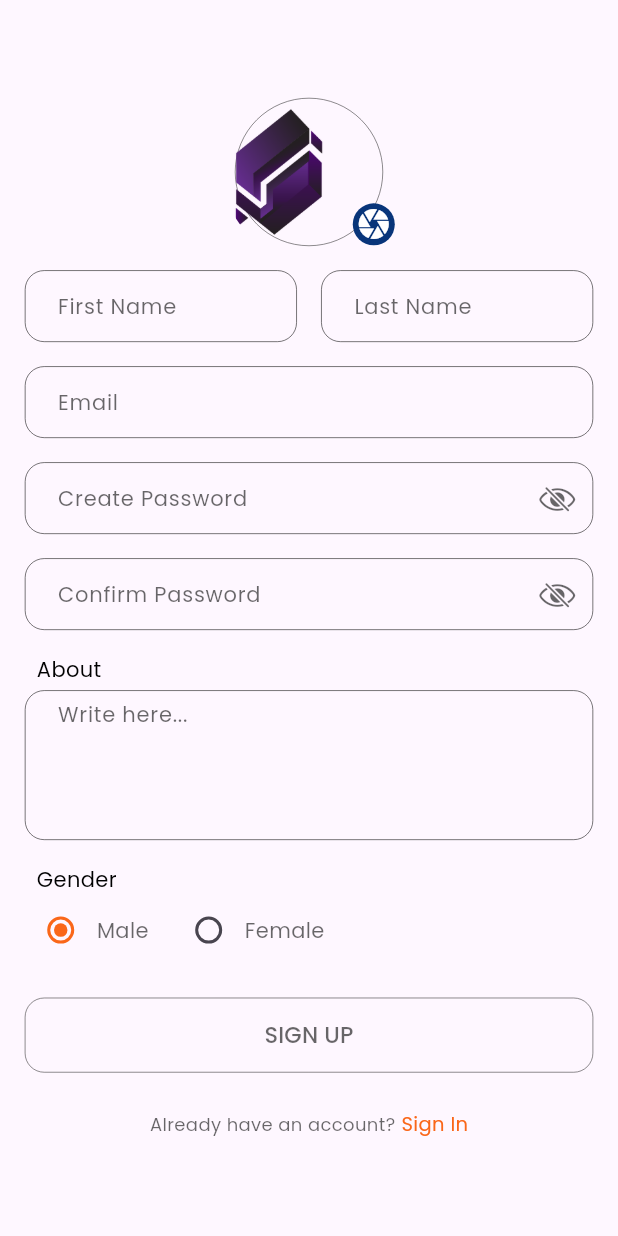
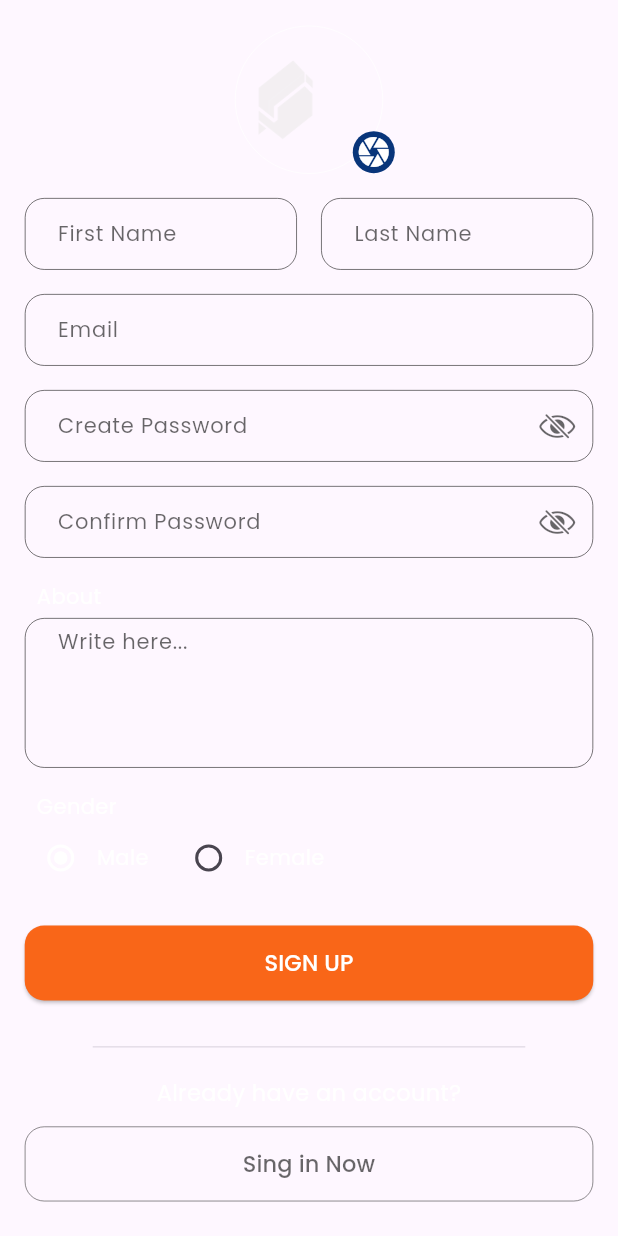
Before and after one commit to Waqas0321/Personal-AI-Life-Assistant, a Flutter app: the SignUpScreen screen opened by its route, on a phone screen of 412 x 824 dp. Run offline on Flutter 3.47's test engine with Material 3 defaults, Android fonts, the light colour scheme and no system bars; our stand-ins replace cloud_firestore, firebase_auth, firebase_core, firebase_storage, fluttertoast, gap and 5 more; accounts and stored records are empty.

Commit message:
Autnetication updated

```diff
--- /dev/null
+++ b/lib/data/models/user_model.dart
@@ -0,0 +1,55 @@
+class UserModel {
+  String firstName;
+  String? userID;
+  String lastName;
+  String email;
+  String about;
+  String selectedGender;
+  String? imagePath;
+  List<String>? friends;
+  List<String>? sendRequests;
+  List<String>? receivedRequests;
+
+  UserModel({
+    required this.firstName,
+    this.userID,
+    this.friends,
+    this.sendRequests,
+    this.receivedRequests,
+    required this.lastName,
+    required this.email,
+    required this.about,
+    required this.selectedGender,
+    this.imagePath,
+  });
+
+  factory UserModel.fromJson(Map<String, dynamic> json) {
+    return UserModel(
+      firstName: json['firstName'] ?? '',
+      userID: json['userId'] ?? '',
+      lastName: json['lastName'] ?? '',
+      friends: (json['friends'] as List<dynamic>?)?.map((e) => e.toString()).toList(),
+      sendRequests: (json['sendRequests'] as List<dynamic>?)?.map((e) => e.toString()).toList(),
+      receivedRequests: (json['receivedRequests'] as List<dynamic>?)?.map((e) => e.toString()).toList(),
+      email: json['email'] ?? '',
+      about: json['about'] ?? '',
+      selectedGender: json['selectedGender'] ?? 'Male',
+      imagePath: json['imagePath'],
+    );
+  }
+
+  Map<String, dynamic> toJson() {
+    return {
+      'firstName': firstName,
+      'userId': userID,
+      'lastName': lastName,
+      'receivedRequests': receivedRequests,
+      'sendRequests': sendRequests,
+      'friends': friends,
+      'email': email,
+      'about': about,
+      'selectedGender': selectedGender,
+      'imagePath': imagePath,
+    };
+  }
+}
--- /dev/null
+++ b/lib/data/providers/firebase_storage.dart
@@ -0,0 +1,24 @@
+import 'dart:developer';
+import 'dart:io';
+import 'package:firebase_storage/firebase_storage.dart';
+import 'package:get/get.dart';
+
+class StorageRepository {
+  final FirebaseStorage storage = FirebaseStorage.instance;
+  RxString imageUrl = ''.obs;
+
+  Future<void> uploadImage(File image) async {
+    try {
+      String fileName = DateTime.now().millisecondsSinceEpoch.toString();
+      Reference ref = storage.ref().child("tellMe_uploads/$fileName.jpg");
+
+      UploadTask uploadTask = ref.putFile(image);
+      TaskSnapshot snapshot = await uploadTask;
+      String url = await snapshot.ref.getDownloadURL();
+      imageUrl.value = url;
+      log("Image uploaded successfully: $url");
+    } catch (e) {
+      log("Upload failed: $e");
+    }
+  }
+}
--- a/lib/faetures/auth/sign_up/view/sign_up_screen.dart
+++ b/lib/faetures/auth/sign_up/view/sign_up_screen.dart
@@ -24,11 +24,11 @@ class SignUpScreen extends StatelessWidget {
         return Material(
           child: Center(
             child: SafeArea(
+              child: Padding(
+                padding: appSizes.getCustomPadding(),
                 child: SingleChildScrollView(
                   child: Form(
                     key: controller.formKey,
-                  child: Padding(
-                    padding: appSizes.getCustomPadding(),
                     child: Column(
                       mainAxisAlignment: MainAxisAlignment.center,
                       children: [
@@ -40,7 +40,7 @@ class SignUpScreen extends StatelessWidget {
                                 shape: BoxShape.circle,
                                 border: Border.all(
                                   width: 0.5,
-                                  color: AppColors.blackish,
+                                  color: AppColors.white,
                                 ),
                                 image: controller.imagePicker.selectedImage
                                                 .value ==
@@ -62,10 +62,11 @@ class SignUpScreen extends StatelessWidget {
                                             ''
                                     ? ClipOval(
                                         child: Padding(
-                                          padding: const EdgeInsets.all(6.0),
+                                          padding: const EdgeInsets.all(22.0),
                                           child: Image.asset(
                                             AppImages.logo,
                                             fit: BoxFit.cover,
+                                            color: AppColors.whitish,
                                           ),
                                         ),
                                       )
@@ -157,7 +158,7 @@ class SignUpScreen extends StatelessWidget {
                           child: CustomTextWidget(
                             textAlign: TextAlign.start,
                             text: '  About',
-                            textColor: AppColors.black,
+                            textColor: AppColors.white,
                           ),
                         ),
                         const Gap(4),
@@ -179,7 +180,7 @@ class SignUpScreen extends StatelessWidget {
                           child: CustomTextWidget(
                             textAlign: TextAlign.start,
                             text: '  Gender',
-                            textColor: AppColors.black,
+                            textColor: AppColors.white,
                           ),
                         ),
                         Row(
@@ -187,7 +188,7 @@ class SignUpScreen extends StatelessWidget {
                           children: [
                             Obx(() => Radio(
                                   value: 'Male',
-                                  activeColor: AppColors.orange,
+                                  activeColor: AppColors.white,
                                   groupValue: controller.selectedGender.value,
                                   onChanged: (value) =>
                                       controller.selectedGender.value = value!,
@@ -195,7 +196,7 @@ class SignUpScreen extends StatelessWidget {
                             const CustomTextWidget(
                               textAlign: TextAlign.start,
                               text: 'Male',
-                              textColor: AppColors.blackish,
+                              textColor: AppColors.white,
                             ),
                             const Gap(16),
                             Obx(() => Radio(
@@ -208,12 +209,14 @@ class SignUpScreen extends StatelessWidget {
                             const CustomTextWidget(
                               textAlign: TextAlign.start,
                               text: 'Female',
-                              textColor: AppColors.blackish,
+                              textColor: AppColors.white,
                             ),
                           ],
                         ),
                         const Gap(21),
-                        CustomOutlineButton(
+                        Obx(
+                          () => CustomElevatedButton(
+                              isLoading: controller.isLoading.value,
                               onPress: () {
                                 if (controller.formKey.currentState!
                                     .validate()) {
@@ -221,6 +224,7 @@ class SignUpScreen extends StatelessWidget {
                                           .createPasswordController.text ==
                                       controller
                                           .confirmPasswordController.text) {
+                                    controller.userSignUp();
                                   } else {
                                     controller.toast
                                         .showCustomToast("Passwords mismatch");
@@ -231,28 +235,26 @@ class SignUpScreen extends StatelessWidget {
                                 }
                               },
                               text: "SIGN UP"),
-                        Gap(appSizes.getHeightPercentage(3)),
-                        Row(
-                          mainAxisAlignment: MainAxisAlignment.center,
-                          children: [
+                        ),
+                        const Gap(23),
+                        SizedBox(
+                            width: appSizes.getWidthPercentage(70),
+                            child: const Divider(
+                              thickness: 0.5,
+                            )),
+                        const Gap(12),
                         const CustomTextWidget(
                           text: "Already have an account?",
-                              fontSize: 12,
-                              textColor: AppColors.blackish,
+                          fontSize: 15,
+                          textColor: AppColors.white,
                         ),
-                            Gap(4),
-                            GestureDetector(
-                              onTap: () {
+                        const Gap(12),
+                        CustomOutlineButton(
+                            onPress: () {
                               Get.toNamed(AppRoutes.SIGNINSCREEN);
                             },
-                              child: const CustomTextWidget(
-                                text: "Sign In",
-                                fontSize: 13,
-                                textColor: AppColors.orange,
-                              ),
-                            ),
-                          ],
-                        ),
+                            text: "Sing in Now"),
+                        const Gap(6),
                       ],
                     ),
                   ),
--- a/lib/main.dart
+++ b/lib/main.dart
@@ -1,6 +1,9 @@
+import 'package:firebase_core/firebase_core.dart';
 import 'package:flutter/material.dart';
 import 'my_app.dart';
 
 void main() async{
+  WidgetsFlutterBinding.ensureInitialized();
+  await Firebase.initializeApp();
   runApp(const MyApp());
 }
--- a/pubspec.yaml
+++ b/pubspec.yaml
@@ -43,6 +43,9 @@ dependencies:
   shared_preferences: ^2.5.3
   gap: ^3.0.1
   firebase_core: ^3.13.0
+  firebase_storage: ^12.4.5
+  cloud_firestore: ^5.6.6
+  firebase_auth: ^5.5.2
 
 dev_dependencies:
   flutter_test:
```
Also changed, not shown: lib/data/providers/firestore_repository.dart (added, +143 -0 lines), lib/data/providers/user_repository.dart (added, +89 -0 lines), lib/faetures/auth/forget_password/controller/forget_password_controller.dart (+18 -0 lines), lib/faetures/auth/forget_password/view/forget_password_screen.dart (+9 -20 lines), lib/faetures/auth/sign_up/controller/signup_controller.dart (+52 -0 lines), lib/faetures/auth/signin/controller/signIn_controller.dart (+23 -0 lines), lib/faetures/auth/signin/view/signin_screen.dart (+21 -21 lines), lib/faetures/splash/controllers/splash_controller.dart (+7 -1 lines), pubspec.lock, 3 other files. Lines whose indentation alone changed are shown as unchanged.
